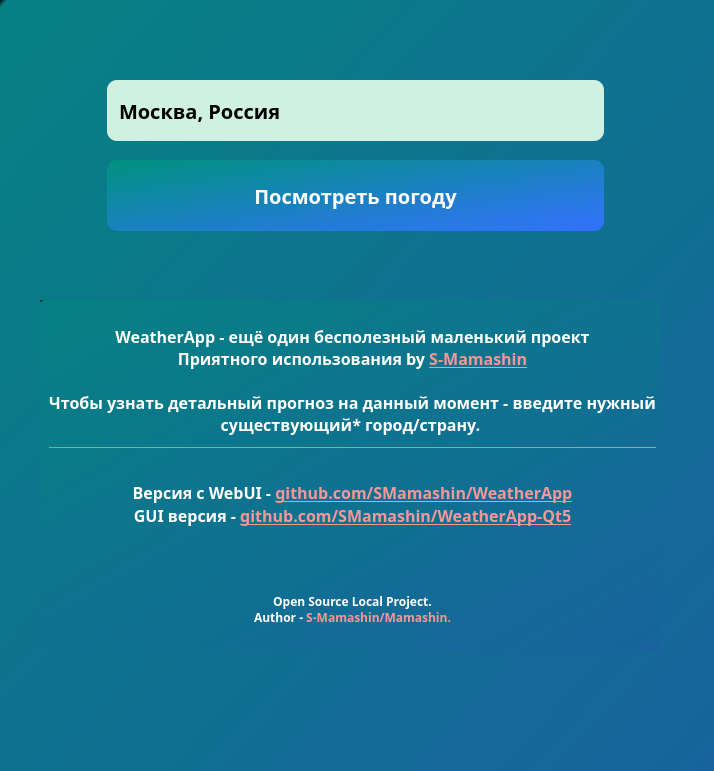
Above: gui/weather.ui from SMamashin/WeatherApp-Qt5 before the change. Below: the same form after it.
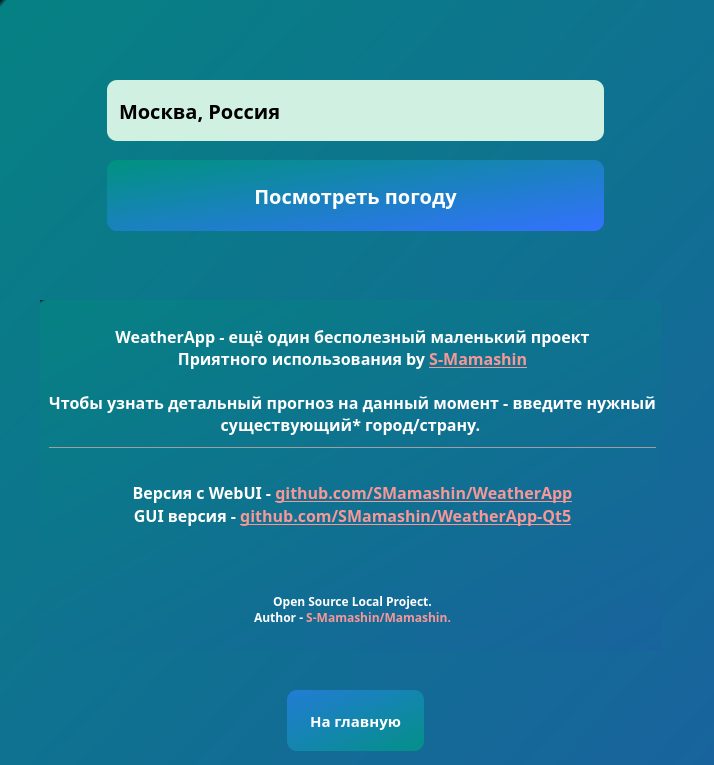
That is the form after the change. Icons and pictures are not drawn.

What changed in the file:
```diff
--- a/gui/weather.ui
+++ b/gui/weather.ui
@@ -7,7 +7,7 @@
     <x>0</x>
     <y>0</y>
     <width>714</width>
-    <height>771</height>
+    <height>765</height>
    </rect>
   </property>
   <property name="minimumSize">
@@ -221,6 +221,53 @@
      <string>&lt;html&gt;&lt;head/&gt;&lt;body&gt;&lt;h6 align=&quot;center&quot; style=&quot; margin-top:0px; margin-bottom:0px; margin-left:0px; margin-right:0px; -qt-block-indent:0; text-indent:0px;&quot;&gt;&lt;span style=&quot; font-size:12pt;&quot;&gt;WeatherApp - ещё один бесполезный маленький проект &lt;br/&gt;Приятного использования by &lt;/span&gt;&lt;a href=&quot;https://vk.com/evangelion1995&quot;&gt;&lt;span style=&quot; font-size:12pt; text-decoration: underline; color:#f79797;&quot;&gt;S-Mamashin&lt;/span&gt;&lt;/a&gt;&lt;span style=&quot; font-size:12pt;&quot;&gt;&lt;br/&gt;&lt;br/&gt;Чтобы узнать детальный прогноз на данный момент - введите нужный&lt;br/&gt;существующий* город/страну. &lt;/span&gt;&lt;/h6&gt;&lt;hr&gt;&lt;h6 align=&quot;center&quot; style=&quot;-qt-paragraph-type:empty; margin-top:0px; margin-bottom:0px; margin-left:0px; margin-right:0px; -qt-block-indent:0; text-indent:0px; font-size:12pt;&quot;&gt;&lt;br/&gt;&lt;/h6&gt;&lt;h6 align=&quot;center&quot; style=&quot; margin-top:0px; margin-bottom:0px; margin-left:0px; margin-right:0px; -qt-block-indent:0; text-indent:0px;&quot;&gt;&lt;span style=&quot; font-size:12pt; color:#ffffff;&quot;&gt;Версия с WebUI - &lt;/span&gt;&lt;span style=&quot; font-size:12pt; color:#f79797;&quot;&gt;&lt;a style=&quot;text-decoration: underline; color:#f79797;&quot;  href=&quot;https://github.com/SMamashin/WeatherApp&quot;&gt;github.com/SMamashin/WeatherApp&lt;/a&gt;&lt;/span&gt;&lt;/h6&gt;&lt;h6 align=&quot;center&quot; style=&quot; margin-top:0px; margin-bottom:0px; margin-left:0px; margin-right:0px; -qt-block-indent:0; text-indent:0px;&quot;&gt;&lt;span style=&quot; font-size:12pt; color:#ffffff;&quot;&gt;GUI  версия - &lt;/span&gt;&lt;span style=&quot; font-size:12pt; color:#f79797;&quot;&gt;&lt;a style=&quot;text-decoration: underline; color:#f79797;&quot; href=&quot;https://github.com/SMamashin/WeatherApp-Qt5&quot;&gt;github.com/SMamashin/WeatherApp-Qt5&lt;/a&gt;&lt;/span&gt;&lt;/h6&gt;&lt;h6 align=&quot;center&quot; style=&quot; margin-top:0px; margin-bottom:0px; margin-left:0px; margin-right:0px; -qt-block-indent:0; text-indent:0px;&quot;&gt;&lt;span style=&quot; font-size:12pt;&quot;&gt;&lt;br/&gt;&lt;br/&gt;&lt;br/&gt;&lt;/span&gt;&lt;span style=&quot; font-size:9pt;&quot;&gt;Open Source Local Project. &lt;br/&gt;Author - &lt;/span&gt;&lt;span style=&quot; font-size:9pt; color:#f79797;&quot;&gt;S-Mamashin/Mamashin.&lt;/span&gt;&lt;/h6&gt;&lt;/body&gt;&lt;/html&gt;</string>
     </property>
    </widget>
+   <widget class="QPushButton" name="pushButton_2">
+    <property name="geometry">
+     <rect>
+      <x>250</x>
+      <y>680</y>
+      <width>211</width>
+      <height>71</height>
+     </rect>
+    </property>
+    <property name="font">
+     <font>
+      <family>Gilroy</family>
+      <pointsize>-1</pointsize>
+      <weight>75</weight>
+      <bold>true</bold>
+     </font>
+    </property>
+    <property name="cursor">
+     <cursorShape>PointingHandCursor</cursorShape>
+    </property>
+    <property name="styleSheet">
+     <string notr="true">QPushButton {
+	margin-left: auto;
+	margin-right: auto;
+	margin-top: 10px;
+	border: none;
+	background: qlineargradient(spread:pad, x1:0, y1:0, x2:1, y2:1, stop:0 rgba(34, 124, 212, 255), stop:1 rgba(4, 144, 136, 255));
+	color: #fff;
+	border-radius: 10px;
+	padding: 20px;
+	width: 30%;
+	font-size: 15px;
+	text-align: center;
+}
+
+QPushButton:hover {
+	color:#cbe7f5;
+}
+
+QPushButton:pressed {
+	background: qlineargradient(spread:pad, x1:0, y1:0, x2:1, y2:1, stop:0 rgba(34, 124, 212, 255), stop:1 rgba(4, 144, 136, 255));
+}</string>
+    </property>
+    <property name="text">
+     <string>На главную</string>
+    </property>
+   </widget>
   </widget>
  </widget>
  <resources/>
```
